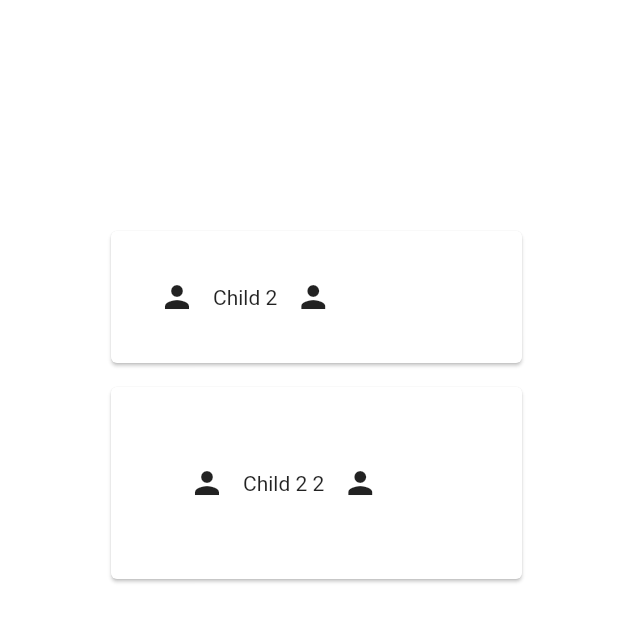
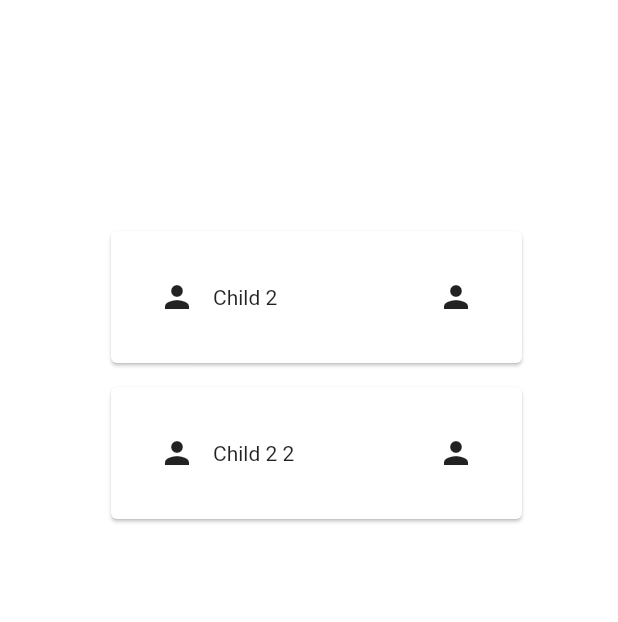
Before and after one commit to Pawid-Priyanto/flutter-basic, a Flutter app: the screen it shows after launch, on a phone screen of 412 x 824 dp. Shown: the top 622 px of the screen. Run offline on Flutter 3.47's test engine with Material 2 defaults, Android fonts, the phone set to English and light mode, and no system bars.

Commit message:
expanded

```diff
--- a/lib/main.dart
+++ b/lib/main.dart
@@ -34,7 +34,9 @@ class _MyStatefullWidgetState extends State<MyStatefullWidget> {
                  print("ini icon");
                 }
                ),
-             Text("Child 2", textDirection: TextDirection.ltr, ),
+               Expanded(
+                 child: Text("Child 2", textDirection: TextDirection.ltr,)),
+
               IconButton(
                icon: Icon(Icons.person, textDirection: TextDirection.ltr,),
                onPressed: (){
@@ -49,7 +51,7 @@ class _MyStatefullWidgetState extends State<MyStatefullWidget> {
          padding: EdgeInsets.only(top: 8.0),
        child: Card(
          child: Padding(
-           padding: EdgeInsets.all(40.0),
+           padding: EdgeInsets.all(20.0),
          child: Row(
            textDirection: TextDirection.ltr,
            children: <Widget>[
@@ -59,7 +61,9 @@ class _MyStatefullWidgetState extends State<MyStatefullWidget> {
                  print("ini icon");
                 }
                ),
-             Text("Child 2 2", textDirection: TextDirection.ltr, ),
+             Expanded(
+               child: Text("Child 2 2", textDirection: TextDirection.ltr, )),
+
               IconButton(
                icon: Icon(Icons.person, textDirection: TextDirection.ltr,),
                onPressed: (){
```
